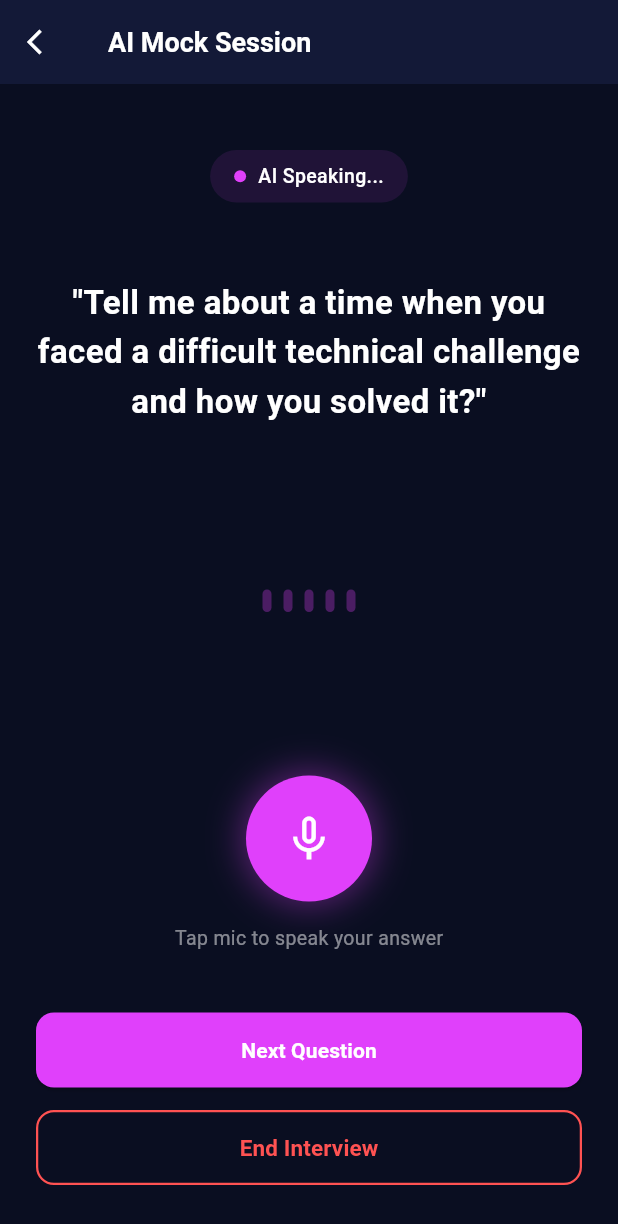
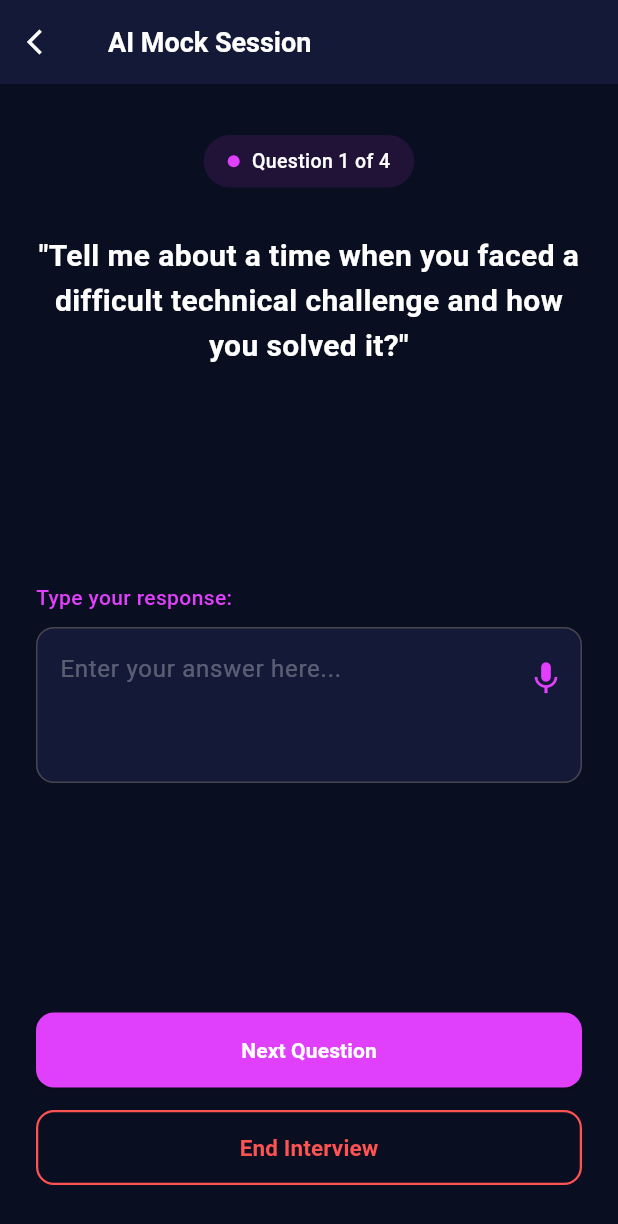
Before and after one commit to MisbahHub/flutter-showcase, a Flutter app: the MockInterviewScreen screen opened directly, on a phone screen of 412 x 824 dp. Shown: the top 1224 px of the screen. Run offline on Flutter 3.47's test engine with Material 3 defaults, Android fonts, the phone set to English and light mode, and no system bars; our stand-ins replace google_fonts, shared_preferences; accounts and stored records are empty.

Commit message:
Manage Your Internship Journey Smartly

```diff
--- a/prep_genie/lib/screens/home/home_screen.dart
+++ b/prep_genie/lib/screens/home/home_screen.dart
@@ -257,7 +257,7 @@ class _HomeScreenState extends State<HomeScreen> {
                           ],
                         ),
                       )
-                          : // 🔥 UPDATED GRIDVIEW: Direct itemBuilder ke andar code rakh diya hai
+                          :
                       GridView.builder(
                         shrinkWrap: true,
                         physics: const NeverScrollableScrollPhysics(),
@@ -284,7 +284,6 @@ class _HomeScreenState extends State<HomeScreen> {
                               child: InkWell(
                                 borderRadius: BorderRadius.circular(15),
                                 onTap: () {
-                                  // 🔥 Context local hone ki wajah se navigation makkhan ki tarah chalegi
                                   Navigator.push(
                                     context,
                                     MaterialPageRoute(
--- a/prep_genie/lib/screens/mock_interview/mock_interview_screen.dart
+++ b/prep_genie/lib/screens/mock_interview/mock_interview_screen.dart
@@ -8,20 +8,51 @@ class MockInterviewScreen extends StatefulWidget {
 }
 
 class _MockInterviewScreenState extends State<MockInterviewScreen> {
-  bool isListening = false;
   int currentQuestionIndex = 0;
+  final TextEditingController _responseController = TextEditingController();
 
   final List<String> mockQuestions = [
     "Tell me about a time when you faced a difficult technical challenge and how you solved it?",
     "What are your long-term career goals as a Software Engineer?",
     "How do you handle tight deadlines or high-pressure situations in a team?",
-    "Why do you want to join PreGenie as an AI interview specialist?",
+    "Why do you want to join PrepGenie as an AI interview specialist?",
   ];
+
+  void _showComingSoonMessage() {
+    ScaffoldMessenger.of(context).clearSnackBars();
+    ScaffoldMessenger.of(context).showSnackBar(
+      SnackBar(
+        content: const Row(
+          children: [
+            Icon(Icons.lock_clock, color: Colors.white, size: 20),
+            SizedBox(width: 10),
+            Text(
+              "Voice Input Feature Coming Soon!",
+              style: TextStyle(fontWeight: FontWeight.w500),
+            ),
+          ],
+        ),
+        backgroundColor: Colors.purpleAccent.shade700,
+        behavior: SnackBarBehavior.floating,
+        shape: RoundedRectangleBorder(borderRadius: BorderRadius.circular(10)),
+        duration: const Duration(seconds: 2),
+      ),
+    );
+  }
+
+  @override
+  void dispose() {
+    _responseController.dispose();
+    super.dispose();
+  }
 
   @override
   Widget build(BuildContext context) {
-    return Scaffold(
+    return GestureDetector(
+      onTap: () => FocusScope.of(context).unfocus(),
+      child: Scaffold(
         backgroundColor: const Color(0xFF0A0E21),
+
         appBar: AppBar(
           backgroundColor: const Color(0xFF131937),
           elevation: 0,
@@ -34,15 +65,26 @@ class _MockInterviewScreenState extends State<MockInterviewScreen> {
             style: TextStyle(color: Colors.white, fontSize: 18, fontWeight: FontWeight.bold),
           ),
         ),
-      body: Padding(
+        body: SafeArea(
+          child: LayoutBuilder(
+            builder: (context, constraints) {
+              return SingleChildScrollView(
+                keyboardDismissBehavior: ScrollViewKeyboardDismissBehavior.onDrag,
+                child: Padding(
                   padding: const EdgeInsets.all(24.0),
+                  // ConstrainedBox ensure karta hai ke layout full height le jab keyboard na ho
+                  child: ConstrainedBox(
+                    constraints: BoxConstraints(
+                      minHeight: constraints.maxHeight - 48, // Padding adjust karne ke liye
+                    ),
                     child: Column(
                       mainAxisAlignment: MainAxisAlignment.spaceBetween,
+                      crossAxisAlignment: CrossAxisAlignment.stretch,
                       children: [
-
+                        // Top Section: Question Display
                         Column(
                           children: [
-                const SizedBox(height: 20),
+                            const SizedBox(height: 10),
                             Container(
                               padding: const EdgeInsets.symmetric(horizontal: 16, vertical: 8),
                               decoration: BoxDecoration(
@@ -55,82 +97,73 @@ class _MockInterviewScreenState extends State<MockInterviewScreen> {
                                   Container(
                                     width: 8,
                                     height: 8,
-                        decoration: BoxDecoration(
-                          color: isListening ? Colors.greenAccent : Colors.purpleAccent,
+                                    decoration: const BoxDecoration(
+                                      color: Colors.purpleAccent,
                                       shape: BoxShape.circle,
                                     ),
                                   ),
                                   const SizedBox(width: 8),
                                   Text(
-                        isListening ? "AI is listening..." : "AI Speaking...",
+                                    "Question ${currentQuestionIndex + 1} of ${mockQuestions.length}",
                                     style: const TextStyle(color: Colors.white, fontSize: 13, fontWeight: FontWeight.w500),
                                   ),
                                 ],
                               ),
                             ),
-                const SizedBox(height: 50),
-
-
+                            const SizedBox(height: 30),
                             Text(
                               "\"${mockQuestions[currentQuestionIndex]}\"",
                               textAlign: TextAlign.center,
-                  style: const TextStyle(color: Colors.white, fontSize: 22, fontWeight: FontWeight.w600, height: 1.5),
+                              style: const TextStyle(color: Colors.white, fontSize: 20, fontWeight: FontWeight.w600, height: 1.5),
                             ),
                           ],
                         ),
 
+                        const SizedBox(height: 30), // Keyboard space padding
 
-            Row(
-              mainAxisAlignment: MainAxisAlignment.center,
-              children: List.generate(5, (index) {
-                return Container(
-                  margin: const EdgeInsets.symmetric(horizontal: 4),
-                  width: 6,
-                  height: isListening ? (30 + (index * 15)) : 15,
-                  decoration: BoxDecoration(
-                    color: Colors.purpleAccent.withOpacity(isListening ? 0.8 : 0.3),
-                    borderRadius: BorderRadius.circular(10),
+                        // Middle Section: Actual Working Text Input Field
+                        Column(
+                          crossAxisAlignment: CrossAxisAlignment.start,
+                          children: [
+                            const Text(
+                              "Type your response:",
+                              style: TextStyle(color: Colors.purpleAccent, fontSize: 14, fontWeight: FontWeight.w500),
                             ),
-                );
-              }),
+                            const SizedBox(height: 10),
+                            TextField(
+                              controller: _responseController,
+                              maxLines: 3,
+                              style: const TextStyle(color: Colors.white),
+                              decoration: InputDecoration(
+                                hintText: "Enter your answer here...",
+                                hintStyle: TextStyle(color: Colors.white.withOpacity(0.3)),
+                                fillColor: const Color(0xFF131937),
+                                filled: true,
+                                suffixIcon: Padding(
+                                  padding: const EdgeInsets.only(bottom: 35),
+                                  child: IconButton(
+                                    icon: const Icon(Icons.mic, color: Colors.purpleAccent, size: 26),
+                                    onPressed: _showComingSoonMessage,
                                   ),
-
-
-            Column(
-              children: [
-                GestureDetector(
-                  onTap: () {
-                    setState(() {
-                      isListening = !isListening;
-                    });
-                  },
-                  child: Container(
-                    padding: const EdgeInsets.all(24),
-                    decoration: BoxDecoration(
-                      color: isListening ? Colors.greenAccent : Colors.purpleAccent,
-                      shape: BoxShape.circle,
-                      boxShadow: [
-                        BoxShadow(
-                          color: (isListening ? Colors.greenAccent : Colors.purpleAccent).withOpacity(0.4),
-                          blurRadius: 20,
-                          spreadRadius: 2,
-                        )
-                      ],
                                 ),
-                    child: Icon(
-                      isListening ? Icons.mic : Icons.mic_none,
-                      color: Colors.white,
-                      size: 36,
+                                border: OutlineInputBorder(
+                                  borderRadius: BorderRadius.circular(12),
+                                  borderSide: const BorderSide(color: Colors.purpleAccent, width: 1),
+                                ),
+                                focusedBorder: OutlineInputBorder(
+                                  borderRadius: BorderRadius.circular(12),
+                                  borderSide: const BorderSide(color: Colors.purpleAccent, width: 1.5),
                                 ),
                               ),
                             ),
-                const SizedBox(height: 15),
-                Text(
-                  isListening ? "Tap to pause answer" : "Tap mic to speak your answer",
-                  style: TextStyle(color: Colors.white.withOpacity(0.5), fontSize: 13),
+                          ],
                         ),
+
                         const SizedBox(height: 40),
 
+                        // Bottom Section: Navigation Buttons
+                        Column(
+                          children: [
                             if (currentQuestionIndex < mockQuestions.length - 1)
                               SizedBox(
                                 width: double.infinity,
@@ -139,7 +172,7 @@ class _MockInterviewScreenState extends State<MockInterviewScreen> {
                                   onPressed: () {
                                     setState(() {
                                       currentQuestionIndex++;
-                          isListening = false;
+                                      _responseController.clear();
                                     });
                                   },
                                   style: ElevatedButton.styleFrom(
@@ -150,7 +183,6 @@ class _MockInterviewScreenState extends State<MockInterviewScreen> {
                                 ),
                               ),
                             const SizedBox(height: 15),
-
 
                             SizedBox(
                               width: double.infinity,
@@ -175,6 +207,12 @@ class _MockInterviewScreenState extends State<MockInterviewScreen> {
                       ],
                     ),
                   ),
+                ),
+              );
+            },
+          ),
+        ),
+      ),
     );
   }
 }
```
Lines whose indentation alone changed are shown as unchanged.
